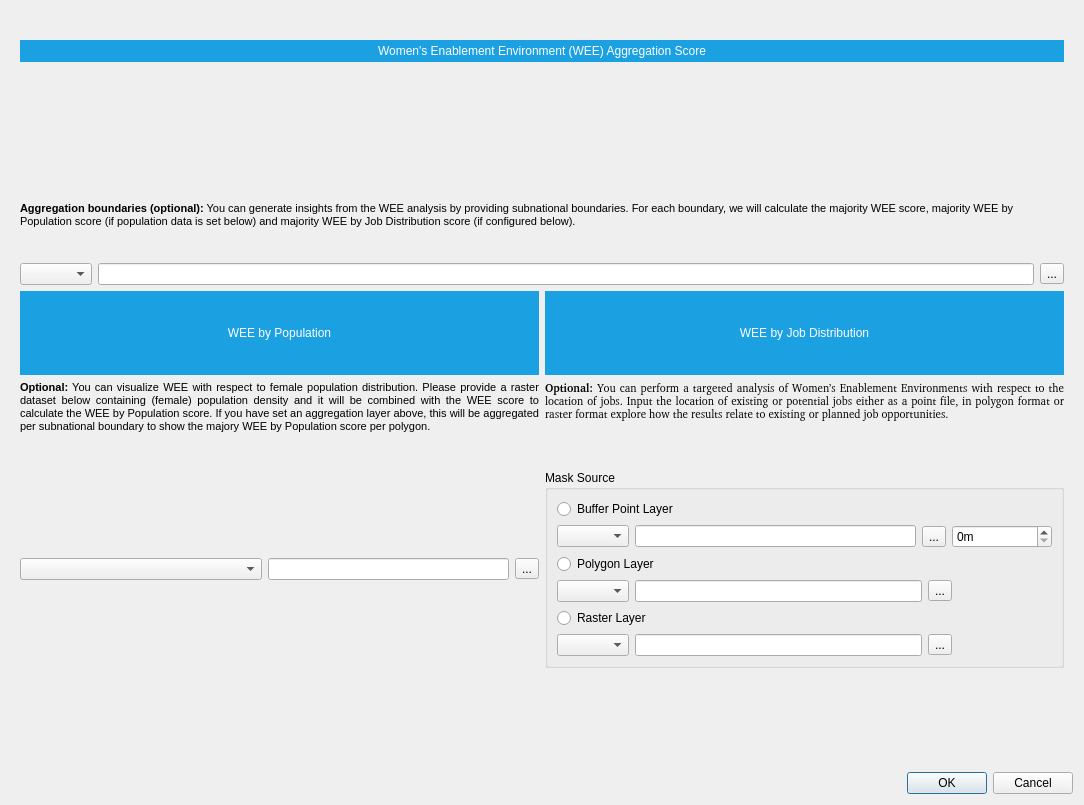
This is geest/ui/analysis_dialog_base.ui in worldbank/GEEST as Qt 5 draws it before an edit. The edited form follows.
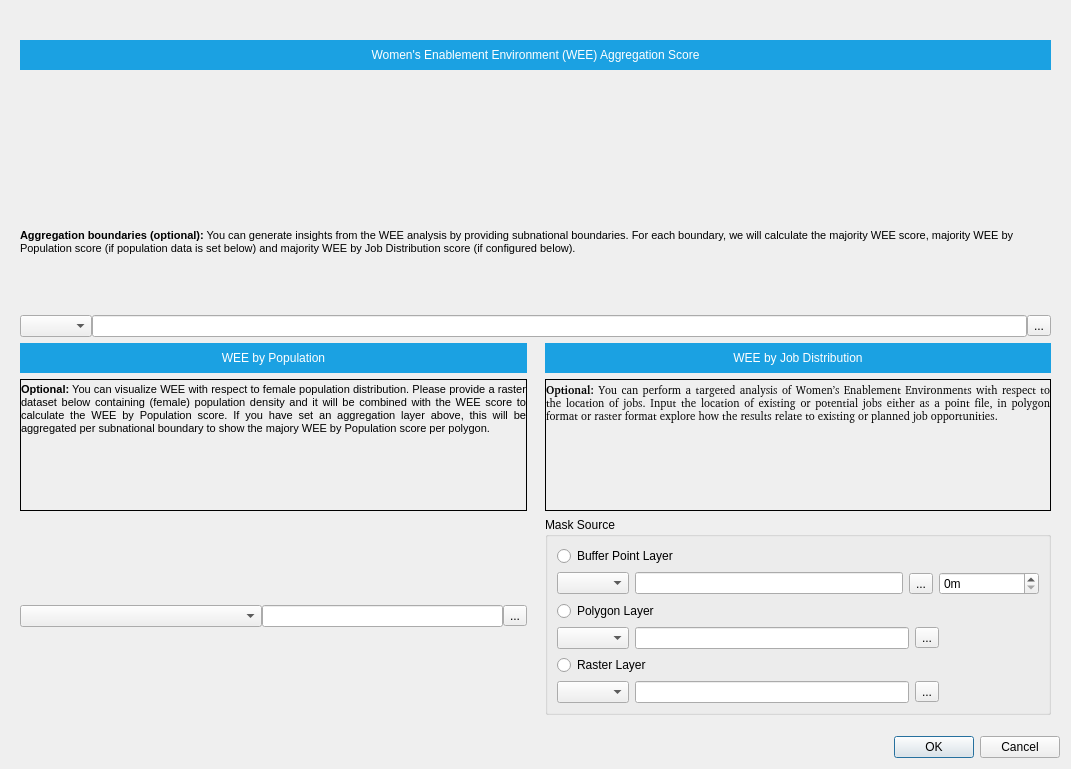
This is the edited form. Icons and pictures are not drawn. Custom widgets are drawn as their Qt base class.

Commit message:
Remember window size
WIP

Fixes #776

The edit to the form file:
```diff
--- a/geest/ui/analysis_dialog_base.ui
+++ b/geest/ui/analysis_dialog_base.ui
@@ -6,8 +6,8 @@
    <rect>
     <x>0</x>
     <y>0</y>
-    <width>1084</width>
-    <height>805</height>
+    <width>1071</width>
+    <height>769</height>
    </rect>
   </property>
   <property name="windowTitle">
@@ -40,11 +40,14 @@
        <rect>
         <x>0</x>
         <y>0</y>
-        <width>1066</width>
-        <height>673</height>
+        <width>1053</width>
+        <height>621</height>
        </rect>
       </property>
-      <layout class="QGridLayout" name="gridLayout">
+      <layout class="QGridLayout" name="gridLayout_3">
+       <property name="horizontalSpacing">
+        <number>18</number>
+       </property>
        <item row="0" column="0" colspan="2">
         <layout class="QGridLayout" name="wee_layout">
          <item row="0" column="0">
@@ -55,6 +58,12 @@
              <verstretch>0</verstretch>
             </sizepolicy>
            </property>
+           <property name="maximumSize">
+            <size>
+             <width>16777215</width>
+             <height>30</height>
+            </size>
+           </property>
            <property name="styleSheet">
             <string notr="true">background: #1BA1E2;
 color: white;
@@ -125,9 +134,7 @@
          </item>
         </layout>
        </item>
-       <item row="3" column="0" colspan="2">
-        <layout class="QHBoxLayout" name="horizontalLayout_5">
-         <item>
+       <item row="3" column="0">
           <widget class="QLabel" name="wee_x_population_title">
            <property name="sizePolicy">
             <sizepolicy hsizetype="MinimumExpanding" vsizetype="Preferred">
@@ -135,6 +142,12 @@
              <verstretch>0</verstretch>
             </sizepolicy>
            </property>
+         <property name="maximumSize">
+          <size>
+           <width>16777215</width>
+           <height>30</height>
+          </size>
+         </property>
            <property name="styleSheet">
             <string notr="true">background: #1BA1E2;
 color: white;
@@ -154,7 +167,7 @@
            </property>
           </widget>
          </item>
-         <item>
+       <item row="3" column="1">
           <widget class="QLabel" name="wee_jobs_title">
            <property name="sizePolicy">
             <sizepolicy hsizetype="MinimumExpanding" vsizetype="Preferred">
@@ -162,6 +175,12 @@
              <verstretch>0</verstretch>
             </sizepolicy>
            </property>
+         <property name="maximumSize">
+          <size>
+           <width>16777215</width>
+           <height>30</height>
+          </size>
+         </property>
            <property name="styleSheet">
             <string notr="true">background: #1BA1E2;
 color: white;
@@ -181,12 +200,11 @@
            </property>
           </widget>
          </item>
-        </layout>
-       </item>
-       <item row="4" column="0" colspan="2">
-        <layout class="QHBoxLayout" name="horizontalLayout_6">
-         <item>
+       <item row="4" column="0">
           <widget class="QLabel" name="wee_x_population_description">
+         <property name="frameShape">
+          <enum>QFrame::Box</enum>
+         </property>
            <property name="text">
             <string>&lt;html&gt;&lt;head/&gt;&lt;body&gt;&lt;p&gt;&lt;span style=&quot; font-size:8pt; font-weight:600;&quot;&gt;Optional:&lt;/span&gt;&lt;span style=&quot; font-size:8pt;&quot;&gt; You can visualize WEE with respect to female population distribution. Please provide a raster dataset below containing (female) population density and it will be combined with the WEE score to calculate the WEE by Population score. If you have set an aggregation layer above, this will be aggregated per subnational boundary to show the majory WEE by Population score per polygon.&lt;/span&gt;&lt;/p&gt;&lt;/body&gt;&lt;/html&gt;</string>
            </property>
@@ -196,12 +214,15 @@
            <property name="wordWrap">
             <bool>true</bool>
            </property>
+         <property name="margin">
+          <number>5</number>
+         </property>
            <property name="openExternalLinks">
             <bool>false</bool>
            </property>
           </widget>
          </item>
-         <item>
+       <item row="4" column="1">
           <widget class="QLabel" name="wee_x_jobs_description">
            <property name="font">
             <font>
@@ -209,6 +230,9 @@
              <pointsize>8</pointsize>
             </font>
            </property>
+         <property name="frameShape">
+          <enum>QFrame::Box</enum>
+         </property>
            <property name="text">
             <string>&lt;html&gt;&lt;head/&gt;&lt;body&gt;&lt;p&gt;&lt;span style=&quot; font-weight:600;&quot;&gt;Optional: &lt;/span&gt;You can perform a targeted analysis of Women’s Enablement Environments with respect to the location of jobs. Input the location of existing or potential jobs either as a point file, in polygon format or raster format explore how the results relate to existing or planned job opportunities.&lt;/p&gt;&lt;/body&gt;&lt;/html&gt;</string>
            </property>
@@ -218,9 +242,10 @@
            <property name="wordWrap">
             <bool>true</bool>
            </property>
-          </widget>
-         </item>
-        </layout>
+         <property name="margin">
+          <number>5</number>
+         </property>
+        </widget>
        </item>
        <item row="5" column="0">
         <layout class="QHBoxLayout" name="horizontalLayout_2">
@@ -251,7 +276,7 @@
          <property name="title">
           <string>Mask Source</string>
          </property>
-         <layout class="QGridLayout" name="gridLayout_3">
+         <layout class="QGridLayout" name="gridLayout">
           <item row="0" column="0">
            <widget class="QRadioButton" name="point_radio_button">
             <property name="text">
@@ -390,27 +415,40 @@
          </layout>
         </widget>
        </item>
-       <item row="6" column="0" colspan="2">
-        <widget class="QWidget" name="help_widget" native="true">
-         <property name="sizePolicy">
-          <sizepolicy hsizetype="Preferred" vsizetype="Minimum">
-           <horstretch>0</horstretch>
-           <verstretch>0</verstretch>
-          </sizepolicy>
-         </property>
-        </widget>
-       </item>
       </layout>
      </widget>
     </widget>
    </item>
-   <item row="2" column="0">
+   <item row="3" column="0">
     <widget class="QDialogButtonBox" name="button_box">
      <property name="standardButtons">
       <set>QDialogButtonBox::Cancel|QDialogButtonBox::Ok</set>
      </property>
     </widget>
    </item>
+   <item row="0" column="0">
+    <widget class="QLabel" name="banner_label">
+     <property name="text">
+      <string/>
+     </property>
+     <property name="pixmap">
+      <pixmap>../resources/geest-banner.png</pixmap>
+     </property>
+     <property name="scaledContents">
+      <bool>true</bool>
+     </property>
+    </widget>
+   </item>
+   <item row="2" column="0">
+    <widget class="QWidget" name="help_widget" native="true">
+     <property name="sizePolicy">
+      <sizepolicy hsizetype="Preferred" vsizetype="Minimum">
+       <horstretch>0</horstretch>
+       <verstretch>0</verstretch>
+      </sizepolicy>
+     </property>
+    </widget>
+   </item>
   </layout>
  </widget>
  <customwidgets>
```
Left out of the diff: 13 changed lines with no effect on the pictures. Lines whose indentation alone changed are shown as unchanged. The commit also changes 3 other files.
